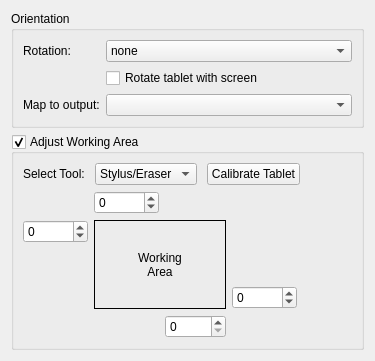
Qt form src/kcmodule/padmapping.ui (KDE/wacomtablet) before a commit.
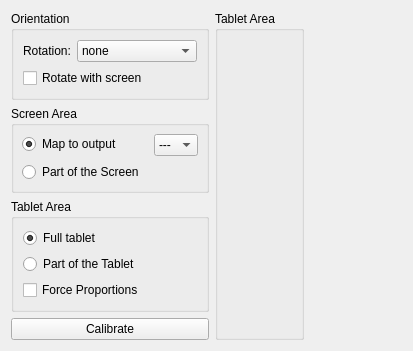
The same form after that commit. Custom widgets are drawn as their Qt base class.

Commit message: pad/touch mapping tab added. First version of graphical tablet representation for easy calibration

```diff
--- a/src/kcmodule/padmapping.ui
+++ b/src/kcmodule/padmapping.ui
@@ -6,8 +6,8 @@
    <rect>
     <x>0</x>
     <y>0</y>
-    <width>375</width>
-    <height>348</height>
+    <width>413</width>
+    <height>342</height>
    </rect>
   </property>
   <property name="windowTitle">
@@ -16,14 +16,16 @@
   <property name="locale">
    <locale language="English" country="UnitedKingdom"/>
   </property>
+  <layout class="QVBoxLayout" name="verticalLayout_4">
+   <item>
+    <layout class="QHBoxLayout" name="horizontalLayout_2">
+     <item>
   <layout class="QVBoxLayout" name="verticalLayout_3">
    <item>
     <widget class="QGroupBox" name="groupBox">
      <property name="title">
       <string>Orientation</string>
      </property>
-     <layout class="QVBoxLayout" name="verticalLayout">
-      <item>
        <layout class="QFormLayout" name="formLayout">
         <item row="0" column="0">
          <widget class="QLabel" name="rotationLabel">
@@ -62,34 +64,65 @@
           </item>
          </widget>
         </item>
-        <item row="1" column="1">
+          <item row="1" column="0" colspan="2">
          <widget class="QCheckBox" name="xrandrRotationCheckBox">
           <property name="toolTip">
            <string>If enabled the tablet is automatically rotated together with the screen</string>
           </property>
           <property name="text">
-           <string>Rotate tablet with screen</string>
+             <string>Rotate with screen</string>
           </property>
          </widget>
         </item>
-        <item row="2" column="0">
-         <widget class="QLabel" name="labelScreenN0">
+         </layout>
+        </widget>
+       </item>
+       <item>
+        <widget class="QGroupBox" name="groupBox_2">
+         <property name="title">
+          <string>Screen Area</string>
+         </property>
+         <layout class="QFormLayout" name="formLayout_2">
+          <property name="labelAlignment">
+           <set>Qt::AlignLeading|Qt::AlignLeft|Qt::AlignVCenter</set>
+          </property>
+          <property name="horizontalSpacing">
+           <number>10</number>
+          </property>
+          <property name="verticalSpacing">
+           <number>-1</number>
+          </property>
+          <property name="margin">
+           <number>8</number>
+          </property>
+          <item row="0" column="0">
+           <widget class="QRadioButton" name="radioButton">
           <property name="text">
-           <string>Map to output:</string>
-          </property>
-          <property name="buddy">
-           <cstring>screenComboBox</cstring>
+             <string>Map to output</string>
+            </property>
+            <property name="checked">
+             <bool>true</bool>
           </property>
          </widget>
         </item>
-        <item row="2" column="1">
+          <item row="0" column="1">
          <widget class="KComboBox" name="screenComboBox">
           <property name="toolTip">
            <string>Select the XRandR display which will be used to map the tablet area on it.</string>
           </property>
-         </widget>
-        </item>
-       </layout>
+            <item>
+             <property name="text">
+              <string>---</string>
+             </property>
+            </item>
+           </widget>
+          </item>
+          <item row="1" column="0">
+           <widget class="QRadioButton" name="radioButton_2">
+            <property name="text">
+             <string>Part of the Screen</string>
+            </property>
+           </widget>
       </item>
      </layout>
     </widget>
@@ -101,49 +134,58 @@
  If disabled the default values from xorg are used</string>
      </property>
      <property name="title">
-      <string>Adjust Working Area</string>
-     </property>
-     <property name="checkable">
-      <bool>true</bool>
+          <string>Tablet Area</string>
      </property>
      <layout class="QVBoxLayout" name="verticalLayout_2">
       <item>
+           <widget class="QRadioButton" name="fullTablet">
+            <property name="text">
+             <string>Full tablet</string>
+            </property>
+            <property name="checked">
+             <bool>true</bool>
+            </property>
+           </widget>
+          </item>
+          <item>
+           <widget class="QRadioButton" name="partOfTablet">
+            <property name="text">
+             <string>Part of the Tablet</string>
+            </property>
+           </widget>
+          </item>
+          <item>
+           <widget class="QCheckBox" name="checkBox">
+            <property name="text">
+             <string>Force Proportions</string>
+            </property>
+           </widget>
+          </item>
+         </layout>
+        </widget>
+       </item>
+       <item>
        <layout class="QHBoxLayout" name="horizontalLayout">
-        <property name="spacing">
-         <number>10</number>
-        </property>
-        <item>
-         <widget class="QLabel" name="toolLabel">
-          <property name="text">
-           <string>Select Tool:</string>
-          </property>
-          <property name="buddy">
-           <cstring>toolCombobox</cstring>
-          </property>
-         </widget>
-        </item>
-        <item>
-         <widget class="KComboBox" name="toolCombobox">
-          <item>
-           <property name="text">
-            <string>Stylus/Eraser</string>
-           </property>
-          </item>
-          <item>
-           <property name="text">
-            <string>Touch</string>
-           </property>
-          </item>
-         </widget>
-        </item>
         <item>
          <widget class="KPushButton" name="calibrateButton">
           <property name="toolTip">
            <string>Opens a fullscreen window to calibrate the tablet.</string>
           </property>
           <property name="text">
-           <string>Calibrate Tablet</string>
-          </property>
+            <string>Calibrate</string>
+           </property>
+          </widget>
+         </item>
+        </layout>
+       </item>
+      </layout>
+     </item>
+     <item>
+      <widget class="QGroupBox" name="tabletAreaBox">
+       <property name="title">
+        <string>Tablet Area</string>
+       </property>
+       <layout class="QVBoxLayout" name="verticalLayout"/>
          </widget>
         </item>
         <item>
@@ -161,132 +203,6 @@
         </item>
        </layout>
       </item>
-      <item>
-       <layout class="QHBoxLayout" name="horizontalLayout_2">
-        <item>
-         <layout class="QGridLayout" name="gridLayout">
-          <item row="0" column="1">
-           <widget class="KIntSpinBox" name="topX">
-            <property name="toolTip">
-             <string>X-Coordinate of the top left point</string>
-            </property>
-            <property name="minimum">
-             <number>-99999</number>
-            </property>
-            <property name="maximum">
-             <number>99999</number>
-            </property>
-           </widget>
-          </item>
-          <item row="1" column="0">
-           <widget class="KIntSpinBox" name="topY">
-            <property name="toolTip">
-             <string>Y-Coordinate of the top right point</string>
-            </property>
-            <property name="minimum">
-             <number>-99999</number>
-            </property>
-            <property name="maximum">
-             <number>99999</number>
-            </property>
-           </widget>
-          </item>
-          <item row="2" column="0">
-           <spacer name="verticalSpacer_2">
-            <property name="orientation">
-             <enum>Qt::Vertical</enum>
-            </property>
-            <property name="sizeHint" stdset="0">
-             <size>
-              <width>20</width>
-              <height>40</height>
-             </size>
-            </property>
-           </spacer>
-          </item>
-          <item row="2" column="3">
-           <spacer name="verticalSpacer">
-            <property name="orientation">
-             <enum>Qt::Vertical</enum>
-            </property>
-            <property name="sizeHint" stdset="0">
-             <size>
-              <width>20</width>
-              <height>40</height>
-             </size>
-            </property>
-           </spacer>
-          </item>
-          <item row="3" column="3">
-           <widget class="KIntSpinBox" name="bottomY">
-            <property name="toolTip">
-             <string>Height of the used tablet area</string>
-            </property>
-            <property name="minimum">
-             <number>-99999</number>
-            </property>
-            <property name="maximum">
-             <number>99999</number>
-            </property>
-           </widget>
-          </item>
-          <item row="4" column="1">
-           <spacer name="horizontalSpacer">
-            <property name="orientation">
-             <enum>Qt::Horizontal</enum>
-            </property>
-            <property name="sizeHint" stdset="0">
-             <size>
-              <width>40</width>
-              <height>20</height>
-             </size>
-            </property>
-           </spacer>
-          </item>
-          <item row="4" column="2">
-           <widget class="KIntSpinBox" name="bottomX">
-            <property name="toolTip">
-             <string>Width of the tablet area</string>
-            </property>
-            <property name="maximum">
-             <number>99999</number>
-            </property>
-            <property name="value">
-             <number>0</number>
-            </property>
-           </widget>
-          </item>
-          <item row="1" column="1" rowspan="3" colspan="2">
-           <widget class="QLabel" name="label">
-            <property name="frameShape">
-             <enum>QFrame::Box</enum>
-            </property>
-            <property name="text">
-             <string>Working
-Area</string>
-            </property>
-            <property name="alignment">
-             <set>Qt::AlignCenter</set>
-            </property>
-           </widget>
-          </item>
-         </layout>
-        </item>
-        <item>
-         <spacer name="horizontalSpacer_2">
-          <property name="orientation">
-           <enum>Qt::Horizontal</enum>
-          </property>
-          <property name="sizeHint" stdset="0">
-           <size>
-            <width>161</width>
-            <height>147</height>
-           </size>
-          </property>
-         </spacer>
-        </item>
-       </layout>
-      </item>
       <item>
        <spacer name="verticalSpacer_3">
         <property name="orientation">
@@ -295,22 +211,14 @@
         <property name="sizeHint" stdset="0">
          <size>
           <width>20</width>
-          <height>40</height>
+       <height>59</height>
          </size>
         </property>
        </spacer>
-      </item>
-     </layout>
-    </widget>
    </item>
   </layout>
  </widget>
  <customwidgets>
-  <customwidget>
-   <class>KIntSpinBox</class>
-   <extends>QSpinBox</extends>
-   <header>knuminput.h</header>
-  </customwidget>
   <customwidget>
    <class>KPushButton</class>
    <extends>QPushButton</extends>
```
Left out of the diff: 261 changed lines with no effect on the pictures. Lines whose indentation alone changed are shown as unchanged. The commit also changes 7 other files.
